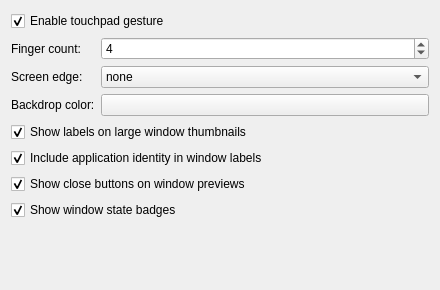
This is packaging/kwin-effect/contents/ui/config.ui in kontonkara/driftile as Qt 5 draws it before an edit. The edited form follows.
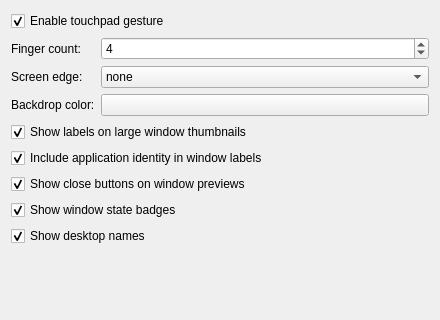
This is the edited form. Custom widgets are drawn as their Qt base class.

Commit message: feat(config): configure overview desktop names

What changed in the file:
```diff
--- a/packaging/kwin-effect/contents/ui/config.ui
+++ b/packaging/kwin-effect/contents/ui/config.ui
@@ -7,7 +7,7 @@
     <x>0</x>
     <y>0</y>
     <width>440</width>
-    <height>290</height>
+    <height>320</height>
    </rect>
   </property>
   <layout class="QFormLayout" name="formLayout">
@@ -194,6 +194,19 @@
      </property>
     </widget>
    </item>
+   <item row="8" column="0" colspan="2">
+    <widget class="QCheckBox" name="kcfg_ShowDesktopNames">
+     <property name="text">
+      <string>Show desktop names</string>
+     </property>
+     <property name="toolTip">
+      <string>Show the desktop name next to its number when the card has enough space.</string>
+     </property>
+     <property name="checked">
+      <bool>true</bool>
+     </property>
+    </widget>
+   </item>
   </layout>
  </widget>
  <customwidgets>
```
The commit also changes 8 other files.
